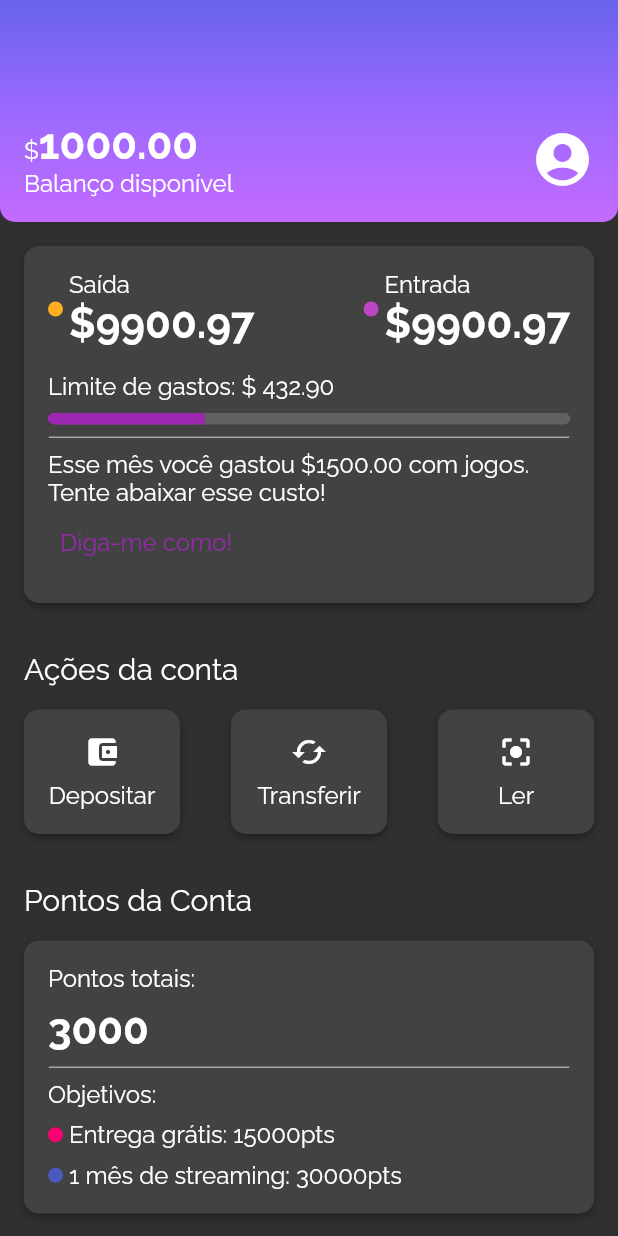
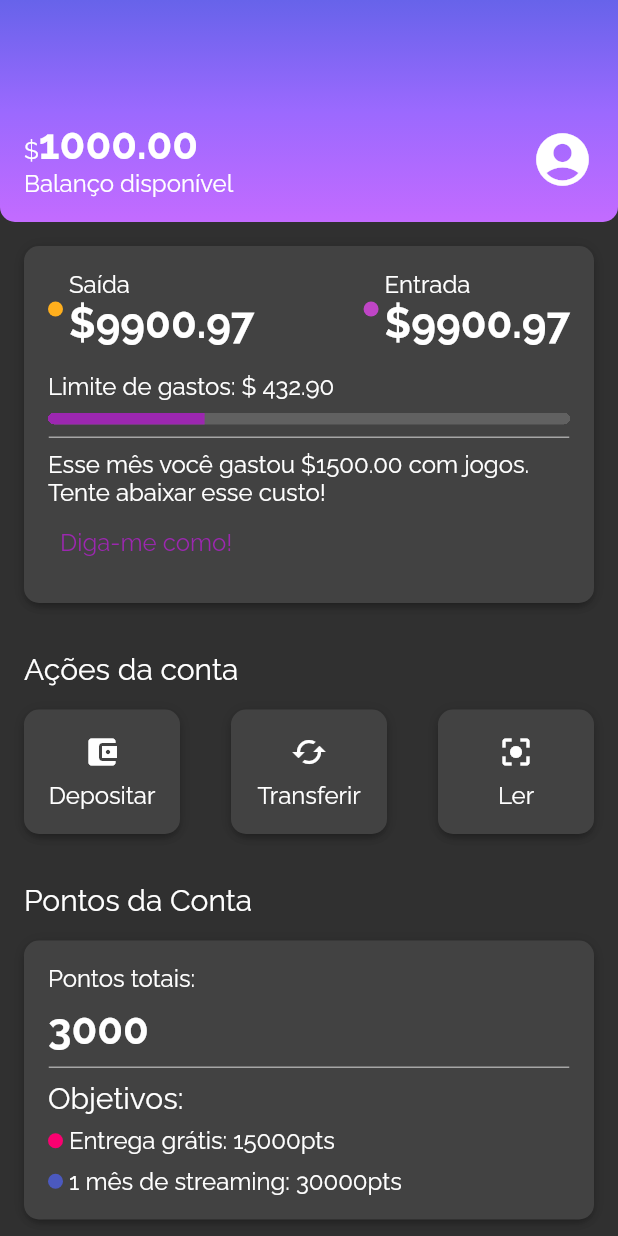
Before and after one commit to HiagoW/Flutter-Layout-Course, a Flutter app: the screen it shows after launch, on a phone screen of 412 x 824 dp. Run offline on Flutter 3.47's test engine with Material 2 defaults, Android fonts, the phone set to English and light mode, and no system bars.

```diff
--- a/lib/components/sections/account_points.dart
+++ b/lib/components/sections/account_points.dart
@@ -42,23 +42,20 @@ class _AccountPointsContent extends StatelessWidget {
           padding: const EdgeInsets.only(bottom: 8.0),
           child: Text('Pontos totais:'),
         ),
-        Padding(
-          padding: const EdgeInsets.only(bottom: 8.0),
-          child: Text(
-            '3000',
-            style: Theme.of(context).textTheme.bodyLarge,
-          ),
+        Text(
+          '3000',
+          style: Theme.of(context).textTheme.bodyLarge,
         ),
         Padding(
-          padding: const EdgeInsets.only(bottom: 8.0),
+          padding: const EdgeInsets.only(bottom: 8.0, top: 8.0),
           child: ContentDivision(),
         ),
-        Padding(
-          padding: const EdgeInsets.only(bottom: 8.0),
-          child: Text('Objetivos:'),
+        Text(
+          'Objetivos:',
+          style: Theme.of(context).textTheme.titleMedium,
         ),
         Padding(
-          padding: const EdgeInsets.only(bottom: 8.0),
+          padding: const EdgeInsets.only(bottom: 8.0, top: 8.0),
           child: Row(
             children: [
               Padding(
```
